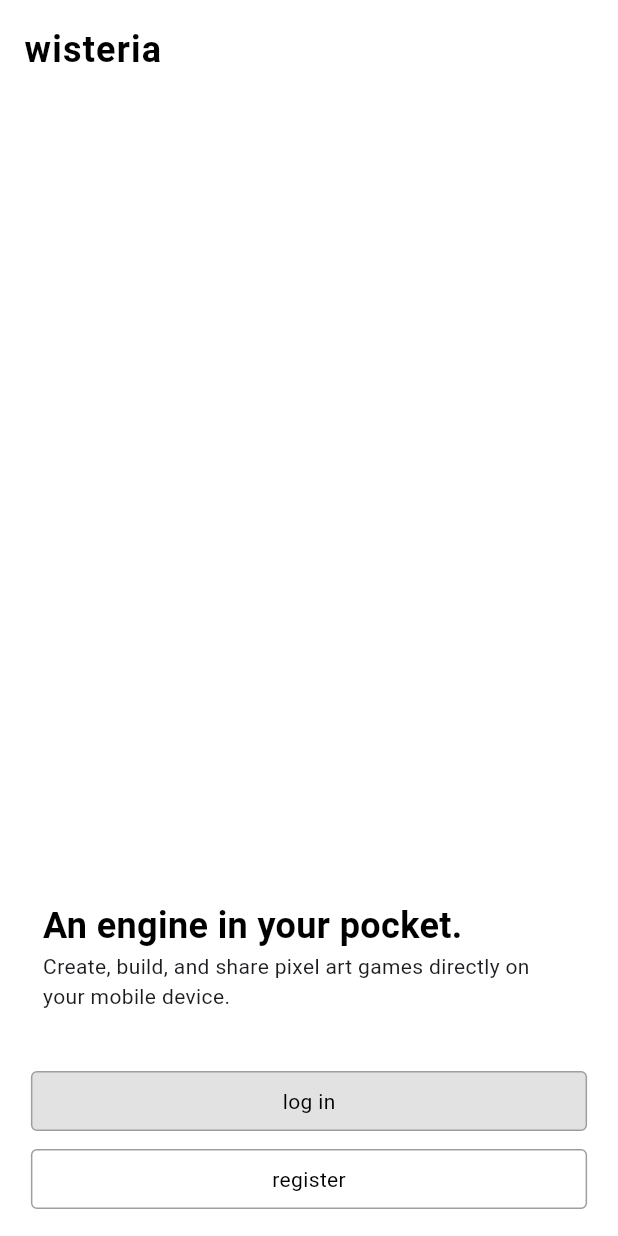
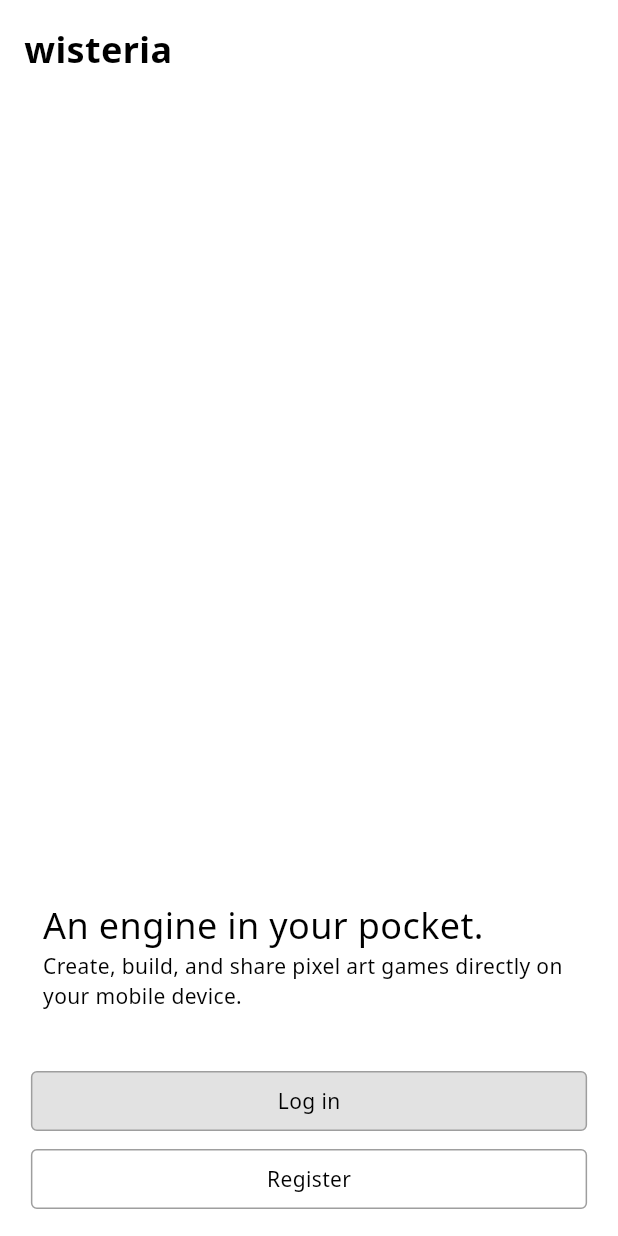
Before and after one commit to ashtonjamesd/wisteria, a Flutter app: the screen it shows after launch, on a phone screen of 412 x 824 dp. Run offline on Flutter 3.47's test engine with Material 3 defaults, Android fonts, the phone set to English and light mode, and no system bars; our stand-ins replace firebase_core, google_fonts; accounts and stored records are empty.

Commit message:
font update

```diff
--- a/lib/components/authentication/register_view.dart
+++ b/lib/components/authentication/register_view.dart
@@ -2,6 +2,7 @@ import 'package:flutter/material.dart';
 import 'package:wisteria/components/authentication/auth_controller.dart';
 import 'package:wisteria/ui/wisteria_box.dart';
 import 'package:wisteria/ui/wisteria_button.dart';
+import 'package:wisteria/ui/wisteria_text.dart';
 import 'package:wisteria/ui/wisteria_text_field.dart';
 import 'package:wisteria/utils/app_theme.dart';
 
@@ -73,12 +74,9 @@ class _RegisterViewState extends State<RegisterView> {
   }
 
   Widget pageTitle() {
-    return const Text(
-      "create your account",
-      style: TextStyle(
-        fontSize: 28,
-        fontWeight: FontWeight.bold
-      ),
+    return const WisteriaText(
+      text: "Create your account",
+      size: 28,
     );
   }
 
--- a/lib/components/authentication/home_screen.dart
+++ b/lib/components/home/home_screen.dart
@@ -1,6 +1,7 @@
 import 'package:flutter/material.dart';
 import 'package:wisteria/components/authentication/register_view.dart';
 import 'package:wisteria/ui/wisteria_button.dart';
+import 'package:wisteria/ui/wisteria_text.dart';
 import 'package:wisteria/utils/app_theme.dart';
 
 class HomeScreen extends StatefulWidget {
@@ -46,14 +47,10 @@ class _HomeScreenState extends State<HomeScreen> {
       child: Row(
         mainAxisAlignment: MainAxisAlignment.start,
         children: [
-          Text(
-            "wisteria",
-            style: TextStyle(
-              color: Colors.black,
-              fontSize: 24,
-              fontWeight: FontWeight.bold,
-              letterSpacing: 0.8
-            ),
+          WisteriaText(
+            text: "wisteria",
+            size: 24,
+            weight: FontWeight.bold,
           ),
         ],
       ),
@@ -66,19 +63,13 @@ class _HomeScreenState extends State<HomeScreen> {
       child: Column(
         crossAxisAlignment: CrossAxisAlignment.start,
         children: [
-          Text(
-            "An engine in your pocket.",
-            style: TextStyle(
-              color: Colors.black,
-              fontSize: 24,
-              fontWeight: FontWeight.bold
-            ),
+          WisteriaText(
+            text: "An engine in your pocket.",
+            size: 24,
           ),
-          Text(
-            "Create, build, and share pixel art games directly on \nyour mobile device.",
-            style: TextStyle(
-              fontSize: 14
-            ),
+          WisteriaText(
+            text: "Create, build, and share pixel art games directly on \nyour mobile device.",
+            size: 14
           ),
 
           SizedBox(height: 32)
@@ -93,7 +84,7 @@ class _HomeScreenState extends State<HomeScreen> {
       children: [
         WisteriaButton(
           width: screenWidth * 0.9,
-          text: "log in",
+          text: "Log in",
           onTap: () {
             Navigator.push(
               context,
@@ -107,7 +98,7 @@ class _HomeScreenState extends State<HomeScreen> {
           textColor: AppTheme.textColor,
           backgroundColor: AppTheme.backgroundColor,
           width: screenWidth * 0.9,
-          text: "register",
+          text: "Register",
           onTap: () {
             Navigator.push(
               context,
--- a/lib/main.dart
+++ b/lib/main.dart
@@ -1,7 +1,7 @@
 import 'package:firebase_core/firebase_core.dart';
 import 'package:flutter/material.dart';
 import 'firebase_options.dart';
-import 'components/authentication/home_screen.dart';
+import 'components/home/home_screen.dart';
 
 void main() async {
   await Firebase.initializeApp(
--- a/lib/ui/wisteria_button.dart
+++ b/lib/ui/wisteria_button.dart
@@ -1,5 +1,6 @@
 import 'package:flutter/material.dart';
 import 'package:wisteria/ui/wisteria_box.dart';
+import 'package:wisteria/ui/wisteria_text.dart';
 import 'package:wisteria/utils/app_theme.dart';
 
 class WisteriaButton extends StatefulWidget {
@@ -31,7 +32,13 @@ class _WisteriaButtonState extends State<WisteriaButton> {
       onTap: widget.onTap,
       child: MouseRegion(
         cursor: SystemMouseCursors.click,
-        child: WisteriaBox(
+        child: button()
+      ),
+    );
+  }
+
+  Widget button() {
+    return WisteriaBox(
       backgroundColor: widget.backgroundColor,
       width: widget.width,
       height: widget.height,
@@ -40,18 +47,13 @@ class _WisteriaButtonState extends State<WisteriaButton> {
         children: [
           Padding(
             padding: const EdgeInsets.symmetric(horizontal: 20, vertical: 4),
-                child: Text(
-                  widget.text,
-                  style: TextStyle(
-                    fontSize: 14,
-                    color: widget.textColor
-                  ),
-                ),
+            child: WisteriaText(
+              text: widget.text,
+              size: 14
+            )
           ),
         ],
       )
-        ),
-      ),
     );
   }
 }
--- /dev/null
+++ b/lib/ui/wisteria_text.dart
@@ -0,0 +1,29 @@
+import 'package:flutter/material.dart';
+import 'package:wisteria/utils/app_theme.dart';
+
+class WisteriaText extends StatelessWidget {
+  const WisteriaText({
+    super.key,
+    required this.text,
+    required this.size,
+    this.color = AppTheme.textColor,
+    this.weight = FontWeight.normal
+  });
+
+  final String text;
+  final double size;
+  final Color color;
+  final FontWeight weight;
+
+  @override
+  Widget build(BuildContext context) {
+    return Text(
+      text,
+      style: AppTheme.appFont().copyWith(
+        color: color,
+        fontSize: size,
+        fontWeight: weight
+      )
+    );
+  }
+}
--- a/lib/ui/wisteria_text_field.dart
+++ b/lib/ui/wisteria_text_field.dart
@@ -1,4 +1,5 @@
 import 'package:flutter/material.dart';
+import 'package:wisteria/utils/app_theme.dart';
 
 class WisteriaTextField extends StatefulWidget {
   const WisteriaTextField({
@@ -24,7 +25,7 @@ class _WisteriaTextFieldState extends State<WisteriaTextField> {
     return TextField(
       controller: widget.controller,
       obscureText: widget.obscureText,
-      style: const TextStyle(
+      style: AppTheme.appFont().copyWith(
         fontSize: 13
       ),
       textAlign: TextAlign.left,
--- a/lib/utils/app_theme.dart
+++ b/lib/utils/app_theme.dart
@@ -1,10 +1,12 @@
 import 'package:flutter/material.dart';
+import 'package:google_fonts/google_fonts.dart';
 
 final class AppTheme {
   static const Color backgroundColor = Colors.white;
   static const Color boxBackgroundColor = Color.fromARGB(255, 226, 226, 226);
   static const Color borderColor = Colors.grey;
   static const Color textColor = Colors.black;
+  static const appFont = GoogleFonts.notoSans;
 
   AppTheme._();
 }
--- a/pubspec.yaml
+++ b/pubspec.yaml
@@ -12,6 +12,7 @@ dependencies:
   firebase_core: ^3.10.0
   cloud_firestore: ^5.6.1
   firebase_auth: ^5.4.0
+  google_fonts: ^6.2.1
 
 dev_dependencies:
   flutter_test:
```
Also changed, not shown: pubspec.lock. Lines whose indentation alone changed are shown as unchanged.
